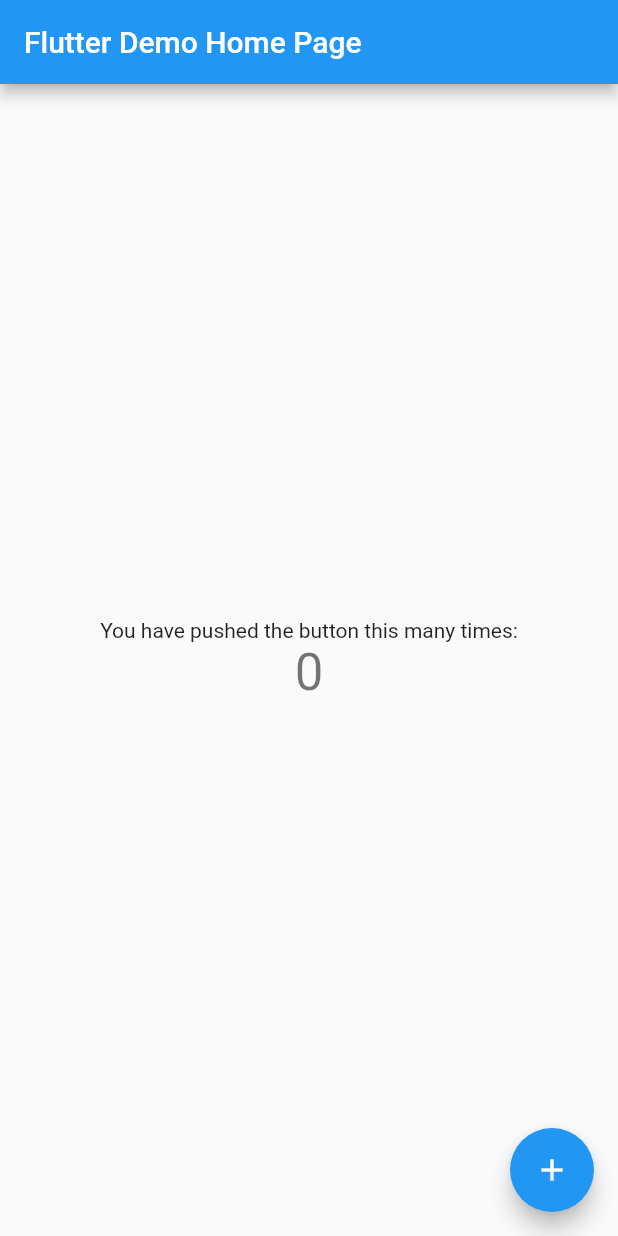
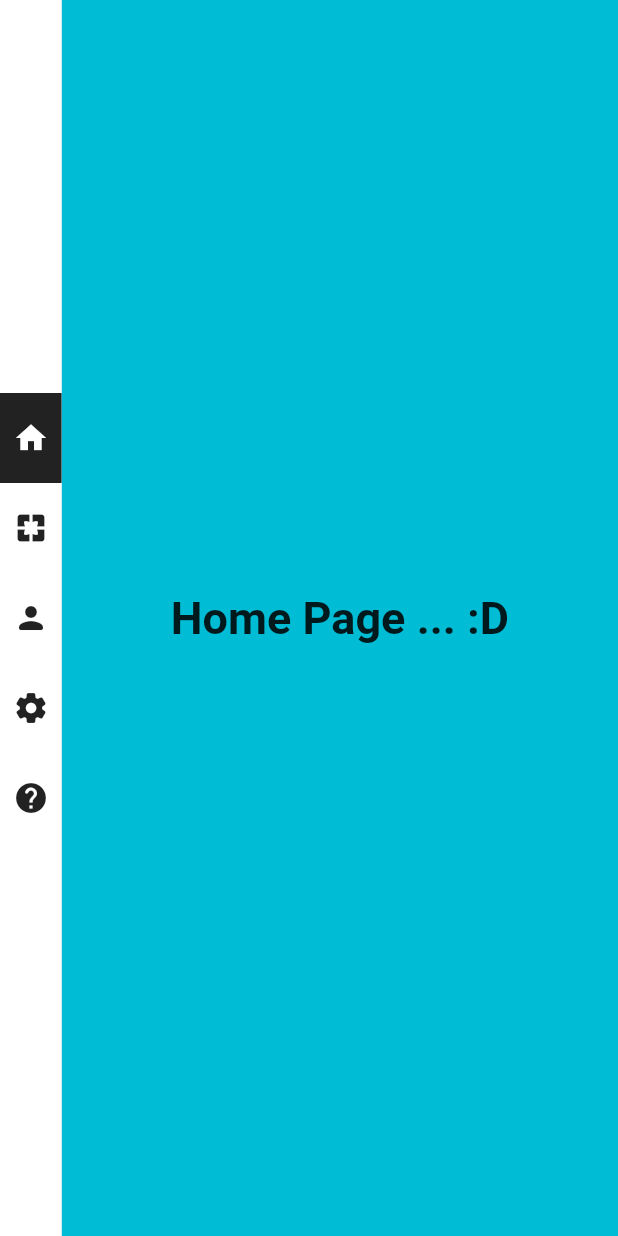
Before and after one commit to AndrewPiterov/flutter-starter-web-app, a Flutter app: the screen it shows after launch, on a phone screen of 412 x 824 dp. Run offline on Flutter 3.47's test engine with Material 2 defaults, Android fonts, the phone set to English and light mode, and no system bars; our stand-ins replace fluro.

Commit message:
add pages

```diff
--- /dev/null
+++ b/lib/app.dart
@@ -0,0 +1,23 @@
+import 'package:flutter/material.dart';
+import 'package:flutter_web_starter/routes.dart';
+
+class MyApp extends StatefulWidget {
+  @override
+  _MyAppState createState() => _MyAppState();
+}
+
+class _MyAppState extends State<MyApp> {
+  @override
+  void initState() {
+    super.initState();
+    Flurorouter.setupRouter();
+  }
+
+  @override
+  Widget build(BuildContext context) {
+    return MaterialApp(
+      initialRoute: '/',
+      onGenerateRoute: Flurorouter.router.generator,
+    );
+  }
+}
--- a/lib/main.dart
+++ b/lib/main.dart
@@ -1,113 +1,7 @@
 import 'package:flutter/material.dart';
+
+import 'app.dart';
 
 void main() {
   runApp(MyApp());
 }
-
-class MyApp extends StatelessWidget {
-  // This widget is the root of your application.
-  @override
-  Widget build(BuildContext context) {
-    return MaterialApp(
-      title: 'Flutter Demo',
-      theme: ThemeData(
-        // This is the theme of your application.
-        //
-        // Try running your application with "flutter run". You'll see the
-        // application has a blue toolbar. Then, without quitting the app, try
-        // changing the primarySwatch below to Colors.green and then invoke
-        // "hot reload" (press "r" in the console where you ran "flutter run",
-        // or simply save your changes to "hot reload" in a Flutter IDE).
-        // Notice that the counter didn't reset back to zero; the application
-        // is not restarted.
-        primarySwatch: Colors.blue,
-      ),
-      home: MyHomePage(title: 'Flutter Demo Home Page'),
-    );
-  }
-}
-
-class MyHomePage extends StatefulWidget {
-  MyHomePage({Key key, this.title}) : super(key: key);
-
-  // This widget is the home page of your application. It is stateful, meaning
-  // that it has a State object (defined below) that contains fields that affect
-  // how it looks.
-
-  // This class is the configuration for the state. It holds the values (in this
-  // case the title) provided by the parent (in this case the App widget) and
-  // used by the build method of the State. Fields in a Widget subclass are
-  // always marked "final".
-
-  final String/*!*/ title;
-
-  @override
-  _MyHomePageState createState() => _MyHomePageState();
-}
-
-class _MyHomePageState extends State<MyHomePage> {
-  int _counter = 0;
-
-  void _incrementCounter() {
-    setState(() {
-      // This call to setState tells the Flutter framework that something has
-      // changed in this State, which causes it to rerun the build method below
-      // so that the display can reflect the updated values. If we changed
-      // _counter without calling setState(), then the build method would not be
-      // called again, and so nothing would appear to happen.
-      _counter++;
-    });
-  }
-
-  @override
-  Widget build(BuildContext context) {
-    // This method is rerun every time setState is called, for instance as done
-    // by the _incrementCounter method above.
-    //
-    // The Flutter framework has been optimized to make rerunning build methods
-    // fast, so that you can just rebuild anything that needs updating rather
-    // than having to individually change instances of widgets.
-    return Scaffold(
-      appBar: AppBar(
-        // Here we take the value from the MyHomePage object that was created by
-        // the App.build method, and use it to set our appbar title.
-        title: Text(widget.title),
-      ),
-      body: Center(
-        // Center is a layout widget. It takes a single child and positions it
-        // in the middle of the parent.
-        child: Column(
-          // Column is also a layout widget. It takes a list of children and
-          // arranges them vertically. By default, it sizes itself to fit its
-          // children horizontally, and tries to be as tall as its parent.
-          //
-          // Invoke "debug painting" (press "p" in the console, choose the
-          // "Toggle Debug Paint" action from the Flutter Inspector in Android
-          // Studio, or the "Toggle Debug Paint" command in Visual Studio Code)
-          // to see the wireframe for each widget.
-          //
-          // Column has various properties to control how it sizes itself and
-          // how it positions its children. Here we use mainAxisAlignment to
-          // center the children vertically; the main axis here is the vertical
-          // axis because Columns are vertical (the cross axis would be
-          // horizontal).
-          mainAxisAlignment: MainAxisAlignment.center,
-          children: <Widget>[
-            Text(
-              'You have pushed the button this many times:',
-            ),
-            Text(
-              '$_counter',
-              style: Theme.of(context).textTheme.headline4,
-            ),
-          ],
-        ),
-      ),
-      floatingActionButton: FloatingActionButton(
-        onPressed: _incrementCounter,
-        tooltip: 'Increment',
-        child: Icon(Icons.add),
-      ), // This trailing comma makes auto-formatting nicer for build methods.
-    );
-  }
-}
--- /dev/null
+++ b/lib/pages/home.dart
@@ -0,0 +1,17 @@
+import 'package:flutter/material.dart';
+
+class Home extends StatelessWidget {
+  @override
+  Widget build(BuildContext context) {
+    return Scaffold(
+      body: Container(
+        color: Colors.cyan,
+        child: Center(
+            child: Text(
+          'Home Page ... :D',
+          style: TextStyle(fontWeight: FontWeight.bold, fontSize: 30.0),
+        )),
+      ),
+    );
+  }
+}
--- /dev/null
+++ b/lib/routes.dart
@@ -0,0 +1,37 @@
+import 'package:fluro/fluro.dart';
+import 'package:flutter_web_starter/ui/main_screen.dart';
+import 'package:flutter_web_starter/ui/splashScreen.dart';
+
+class Flurorouter {
+  static final FluroRouter router = FluroRouter();
+
+  static Handler _splashHandler =
+      Handler(handlerFunc: (_, params) => SplashScreen());
+
+  static Handler _mainHandler =
+      Handler(handlerFunc: (_, params) => LandingPage(page: params['name'][0]));
+
+  static Handler _mainHandler2 = Handler(
+      handlerFunc: (_, params) => LandingPage(
+            page: params['name'][0],
+            extra: params['extra'][0],
+          ));
+
+  static void setupRouter() {
+    router.define(
+      '/',
+      handler: _splashHandler,
+    );
+    router.define(
+      '/main/:name',
+      handler: _mainHandler,
+      transitionType: TransitionType.fadeIn,
+    );
+
+    router.define(
+      '/main/:name/:extra',
+      handler: _mainHandler2,
+      transitionType: TransitionType.fadeIn,
+    );
+  }
+}
--- /dev/null
+++ b/lib/ui/main_screen.dart
@@ -0,0 +1,121 @@
+import 'package:flutter/material.dart';
+import 'package:flutter_web_starter/pages/about.dart';
+import 'package:flutter_web_starter/pages/help.dart';
+import 'package:flutter_web_starter/pages/home.dart';
+import 'package:flutter_web_starter/pages/profile.dart';
+import 'package:flutter_web_starter/pages/settings.dart';
+
+class LandingPage extends StatefulWidget {
+  final String page;
+  final String extra;
+
+  const LandingPage({Key key, this.page, this.extra}) : super(key: key);
+  @override
+  _LandingPageState createState() => _LandingPageState();
+}
+
+List<String> pages = [
+  'home',
+  'about',
+  'profile',
+  'settings',
+  'help',
+];
+
+List<IconData> icons = [
+  Icons.home,
+  Icons.pages_rounded,
+  Icons.person_rounded,
+  Icons.settings_rounded,
+  Icons.help_rounded,
+];
+
+class _LandingPageState extends State<LandingPage> {
+  @override
+  Widget build(BuildContext context) {
+    return Scaffold(
+      body: Container(
+        child: Row(
+          children: [
+            Container(
+              width: MediaQuery.of(context).size.width * 0.1,
+              color: Colors.white,
+              child: Column(
+                mainAxisAlignment: MainAxisAlignment.center,
+                children: icons.map((e) {
+                  return NavItem(
+                    selected: icons.indexOf(e) == pages.indexOf(widget.page),
+                    icon: e,
+                    onTap: () {
+                      if (icons.indexOf(e) == 1) {
+                        Navigator.pushNamed(
+                            context, '/main/${pages[icons.indexOf(e)]}/Scott');
+                      } else {
+                        Navigator.pushNamed(
+                            context, '/main/${pages[icons.indexOf(e)]}');
+                      }
+                    },
+                  );
+                }).toList(),
+              ),
+            ),
+            Container(
+              width: MediaQuery.of(context).size.width * 0.9,
+              child: Center(
+                child: IndexedStack(
+                  index: pages.indexOf(widget.page),
+                  children: [
+                    Home(),
+                    About(widget.extra),
+                    Profile(),
+                    Settings(),
+                    Help(),
+                  ],
+                ),
+              ),
+            ),
+          ],
+        ),
+      ),
+    );
+  }
+}
+
+class NavItem extends StatefulWidget {
+  final IconData icon;
+  final bool selected;
+  final Function onTap;
+
+  const NavItem({
+    Key key,
+    this.icon,
+    @required this.selected,
+    this.onTap,
+  }) : super(key: key);
+  @override
+  _NavItemState createState() => _NavItemState();
+}
+
+class _NavItemState extends State<NavItem> {
+  @override
+  Widget build(BuildContext context) {
+    return Material(
+      color: Colors.transparent,
+      child: InkWell(
+        onTap: () {
+          widget.onTap();
+        },
+        child: AnimatedContainer(
+          duration: Duration(milliseconds: 375),
+          width: double.infinity,
+          height: 60.0,
+          color: widget.selected ? Colors.black87 : Colors.white,
+          child: Icon(
+            widget.icon,
+            color: widget.selected ? Colors.white : Colors.black87,
+          ),
+        ),
+      ),
+    );
+  }
+}
```
Also changed, not shown: lib/pages/about.dart (added, +21 -0 lines), lib/pages/help.dart (added, +15 -0 lines), lib/pages/profile.dart (added, +15 -0 lines), lib/pages/settings.dart (added, +15 -0 lines), lib/ui/splashScreen.dart (added, +23 -0 lines), pubspec.yaml (+2 -5 lines), pubspec.lock, 1 other file.
